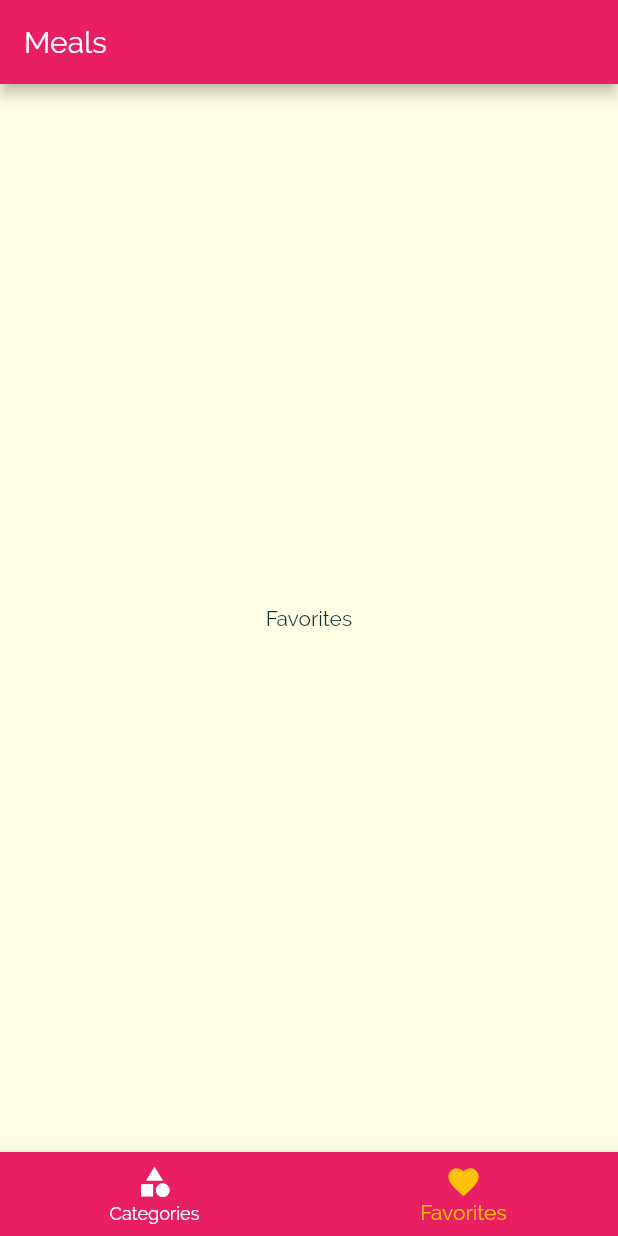
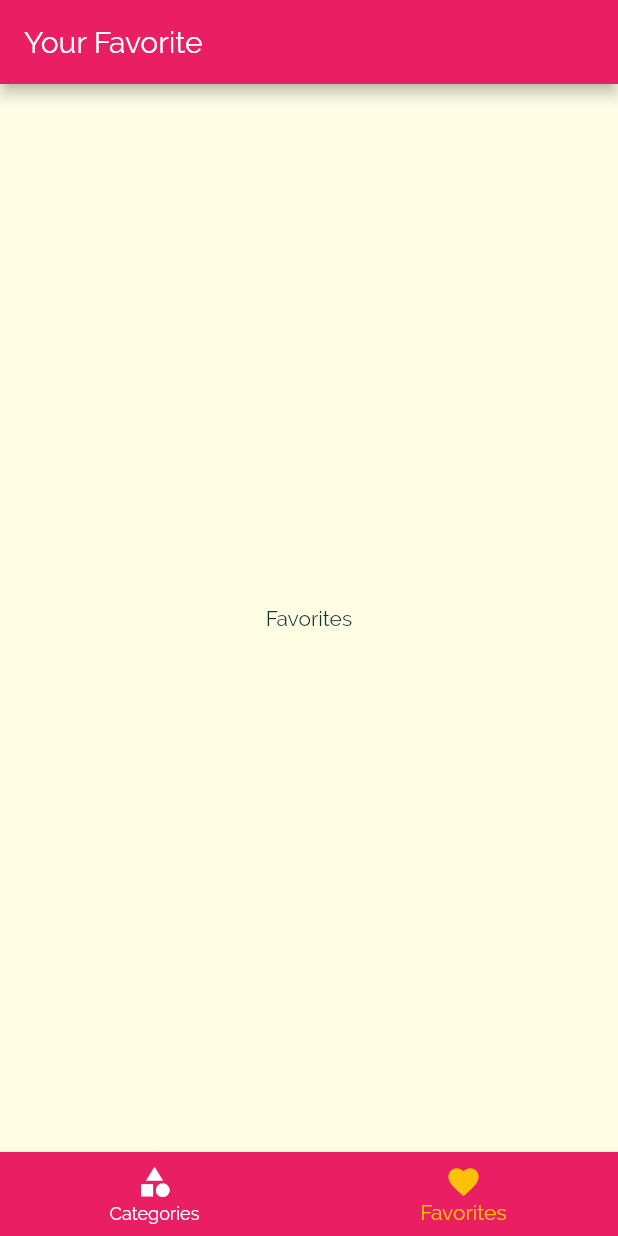
Before and after one commit to mvgmenezes/receipt_app, a Flutter app: the screen it shows after launch, item 2 of the bottom bar chosen, on a phone screen of 412 x 824 dp. Run offline on Flutter 3.47's test engine with Material 2 defaults, Android fonts, the phone set to English and light mode, and no system bars.

Commit message:
Using a Bottom TAB BAR - Changing the title

```diff
--- a/lib/screens/tabs_screen.dart
+++ b/lib/screens/tabs_screen.dart
@@ -8,9 +8,9 @@ class TabsScreen extends StatefulWidget {
 }
 
 class _TabsScreenState extends State<TabsScreen> {
-  final List<Widget> _pages = [
-    CategoriesScreen(),
-    FavoritesScreen()
+  final List<Map<String, Object>> _pages = [
+    {'page':CategoriesScreen(), 'title': 'Categories'},
+    {'page':FavoritesScreen(), 'title': 'Your Favorite'}
   ];
   int _selectedPageIndex = 0;
 
@@ -23,9 +23,9 @@ class _TabsScreenState extends State<TabsScreen> {
   @override
   Widget build(BuildContext context) {
     return Scaffold(
-        appBar: AppBar(title: Text('Meals'),
+        appBar: AppBar(title: Text(_pages[_selectedPageIndex]['title']),
       ),
-      body: _pages[_selectedPageIndex],
+      body: _pages[_selectedPageIndex]['page'],
       bottomNavigationBar: BottomNavigationBar(
         onTap: _selectPage,
         backgroundColor: Theme.of(context).primaryColor,
```
